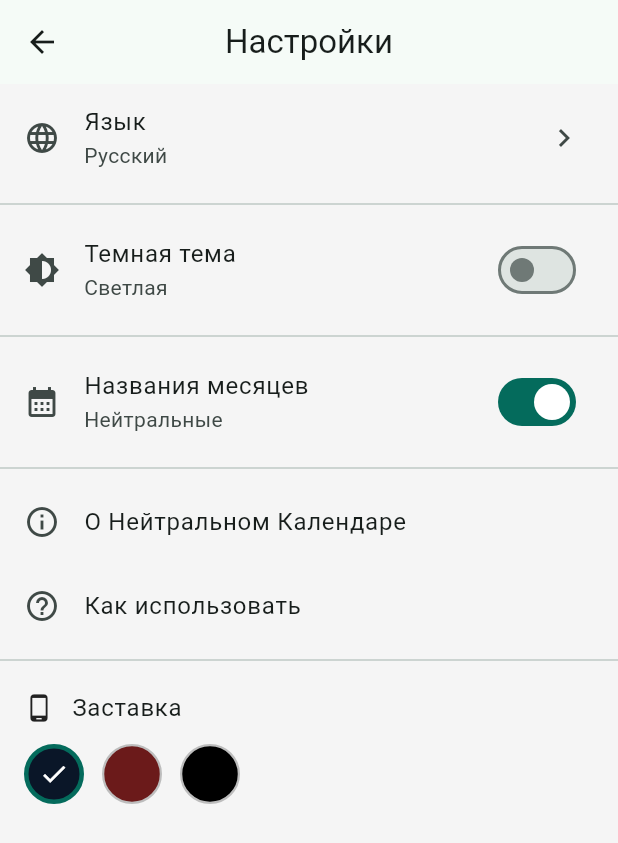
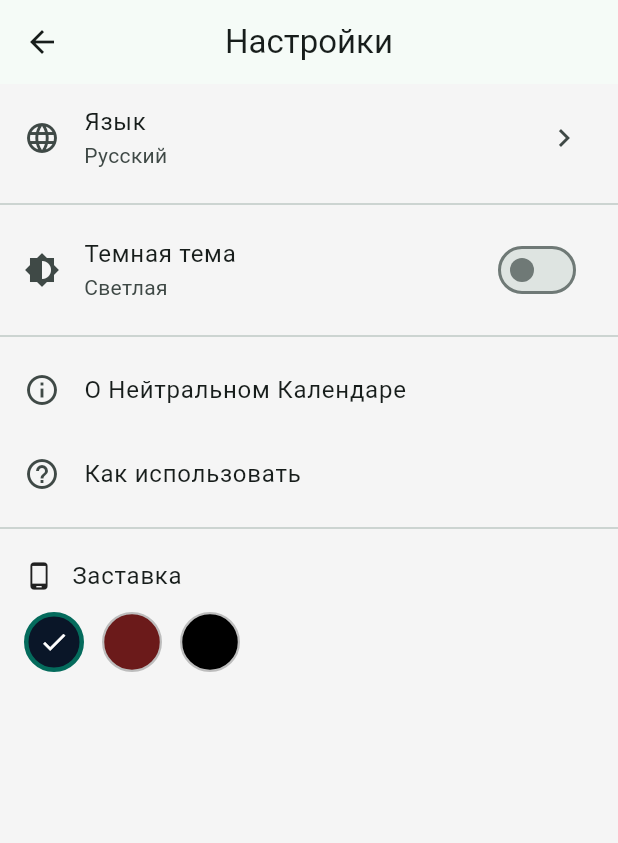
Before and after one commit to Kerwen2903/Neutral-calendar, a Flutter app: the SettingsScreen screen opened directly, on a phone screen of 412 x 824 dp. Shown: the top 843 px of the screen. Run offline on Flutter 3.47's test engine with Material 3 defaults, Android fonts, the phone set to English and light mode, and no system bars.

Commit message:
Comment out month names toggle in settings
https://claude.ai/code/session_018NWD78L3UvpRpWVsb7yTV8

```diff
--- a/lib/screens/settings_screen.dart
+++ b/lib/screens/settings_screen.dart
@@ -137,24 +137,24 @@ class _SettingsScreenState extends State<SettingsScreen> {
               },
             ),
           ),
-          const Divider(),
-          ListTile(
-            leading: const Icon(Icons.calendar_month),
-            title: Text(localizations.monthNames),
-            subtitle: Text(
-              appState?.useNeutralMonthNames ?? true
-                  ? localizations.neutralMonths
-                  : localizations.gregorianMonths,
-            ),
-            trailing: Switch(
-              value: appState?.useNeutralMonthNames ?? true,
-              onChanged: (value) {
-                playClick();
-                appState?.toggleMonthNames(value);
-                setState(() {});
-              },
-            ),
-          ),
+          // const Divider(),
+          // ListTile(
+          //   leading: const Icon(Icons.calendar_month),
+          //   title: Text(localizations.monthNames),
+          //   subtitle: Text(
+          //     appState?.useNeutralMonthNames ?? true
+          //         ? localizations.neutralMonths
+          //         : localizations.gregorianMonths,
+          //   ),
+          //   trailing: Switch(
+          //     value: appState?.useNeutralMonthNames ?? true,
+          //     onChanged: (value) {
+          //       playClick();
+          //       appState?.toggleMonthNames(value);
+          //       setState(() {});
+          //     },
+          //   ),
+          // ),
           const Divider(),
           ListTile(
             leading: const Icon(Icons.info_outline),
```
